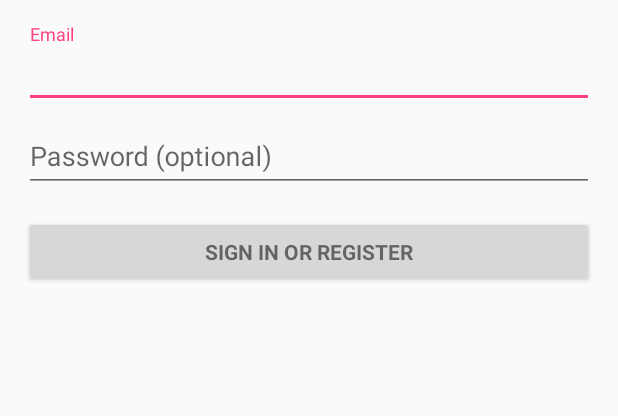
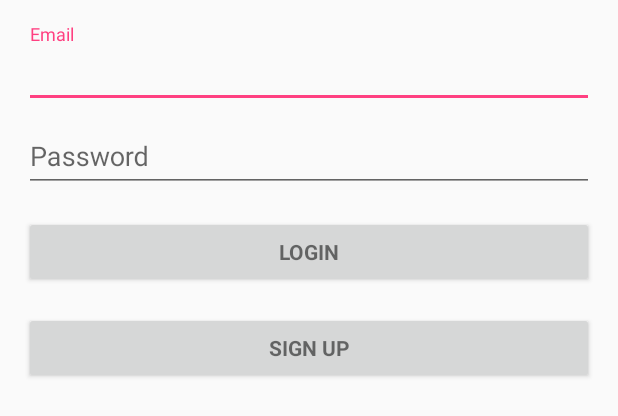
Before and after one commit to Mithul/spaceapps, an Android app: the layout activity_login.xml on its own in the app's theme, with its tools: preview values and no code run, on a phone screen of 412 x 824 dp. Shown: the top 416 px of the screen. Run offline under Robolectric (Android 15) with nearby library versions, the phone set to English and light mode, and no system bars.

Commit message:
Login flow just works

```diff
--- a/frontend/RocketBeach/app/src/main/AndroidManifest.xml
+++ b/frontend/RocketBeach/app/src/main/AndroidManifest.xml
@@ -21,15 +21,15 @@
         <activity
             android:name=".LoginActivity"
             android:label="@string/title_activity_login">
-
-        </activity>
-        <activity android:name=".TeamActivity">
             <intent-filter>
                 <action android:name="android.intent.action.MAIN" />
 
                 <category android:name="android.intent.category.LAUNCHER" />
             </intent-filter>
         </activity>
+        <activity android:name=".TeamActivity">
+
+        </activity>
     </application>
 
 </manifest>
--- a/frontend/RocketBeach/app/src/main/java/com/example/billy/rocketbeach/BeachActivity.java
+++ b/frontend/RocketBeach/app/src/main/java/com/example/billy/rocketbeach/BeachActivity.java
@@ -70,7 +70,7 @@ public class BeachActivity extends AppCompatActivity {
         });
 
 
-//        service.listBeaches(options, AccessToken.makeToken("fbea86a136e44d649970fe2effc645b7")).enqueue(new Callback<List<Beach>>() {
+//        service.listBeaches(options, Utils.makeToken("fbea86a136e44d649970fe2effc645b7")).enqueue(new Callback<List<Beach>>() {
 //            @Override
 //            public void onResponse(Call<List<Beach>> call, Response<List<Beach>> response) {
 //                Log.d("TEST", response.code() + "");
--- a/frontend/RocketBeach/app/src/main/java/com/example/billy/rocketbeach/Beachgoer.java
+++ b/frontend/RocketBeach/app/src/main/java/com/example/billy/rocketbeach/Beachgoer.java
@@ -1,8 +1,9 @@
 package com.example.billy.rocketbeach;
 
-public class Beachgoer {
+class Beachgoer {
     public Integer id;
     public String email;
-    public String auth_token;
+    String auth_token;
+    public String message;
 //    public String team;
 }
--- a/frontend/RocketBeach/app/src/main/res/layout/activity_login.xml
+++ b/frontend/RocketBeach/app/src/main/res/layout/activity_login.xml
@@ -33,7 +33,7 @@
                 android:layout_width="match_parent"
                 android:layout_height="wrap_content">
 
-                <AutoCompleteTextView
+                <EditText
                     android:id="@+id/email"
                     android:layout_width="match_parent"
                     android:layout_height="wrap_content"
@@ -52,6 +52,7 @@
                     android:layout_width="match_parent"
                     android:layout_height="wrap_content"
                     android:hint="@string/prompt_password"
+                    android:minLines="1"
                     android:imeActionId="@+id/login"
                     android:imeActionLabel="@string/action_sign_in_short"
                     android:imeOptions="actionUnspecified"
@@ -69,6 +70,15 @@
                 android:text="@string/action_sign_in"
                 android:textStyle="bold" />
 
+            <Button
+                android:id="@+id/email_sign_up"
+                style="?android:textAppearanceSmall"
+                android:layout_width="match_parent"
+                android:layout_height="wrap_content"
+                android:layout_marginTop="16dp"
+                android:text="@string/action_sign_up"
+                android:textStyle="bold" />
+
         </LinearLayout>
     </ScrollView>
 </LinearLayout>
--- a/frontend/RocketBeach/app/src/main/res/values/strings.xml
+++ b/frontend/RocketBeach/app/src/main/res/values/strings.xml
@@ -4,8 +4,9 @@
 
     <!-- Strings related to login -->
     <string name="prompt_email">Email</string>
-    <string name="prompt_password">Password (optional)</string>
-    <string name="action_sign_in">Sign in or register</string>
+    <string name="prompt_password">Password</string>
+    <string name="action_sign_in">Login</string>
+    <string name="action_sign_up">Sign up</string>
     <string name="action_sign_in_short">Sign in</string>
     <string name="error_invalid_email">This email address is invalid</string>
     <string name="error_invalid_password">This password is too short</string>
```
Also changed, not shown: frontend/RocketBeach/app/src/main/java/com/example/billy/rocketbeach/AccessToken.java (deleted, +0 -9 lines), frontend/RocketBeach/app/src/main/java/com/example/billy/rocketbeach/LoginActivity.java (+93 -31 lines), frontend/RocketBeach/app/src/main/java/com/example/billy/rocketbeach/RocketBeach.java (+4 -3 lines), frontend/RocketBeach/app/src/main/java/com/example/billy/rocketbeach/Utils.java (added, +29 -0 lines).
